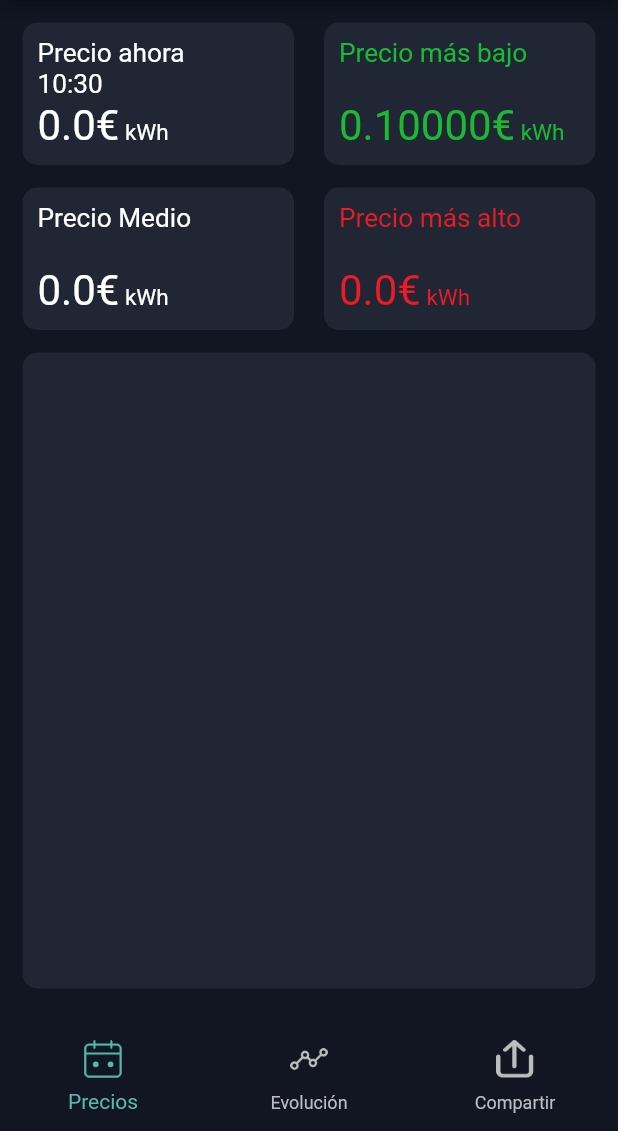
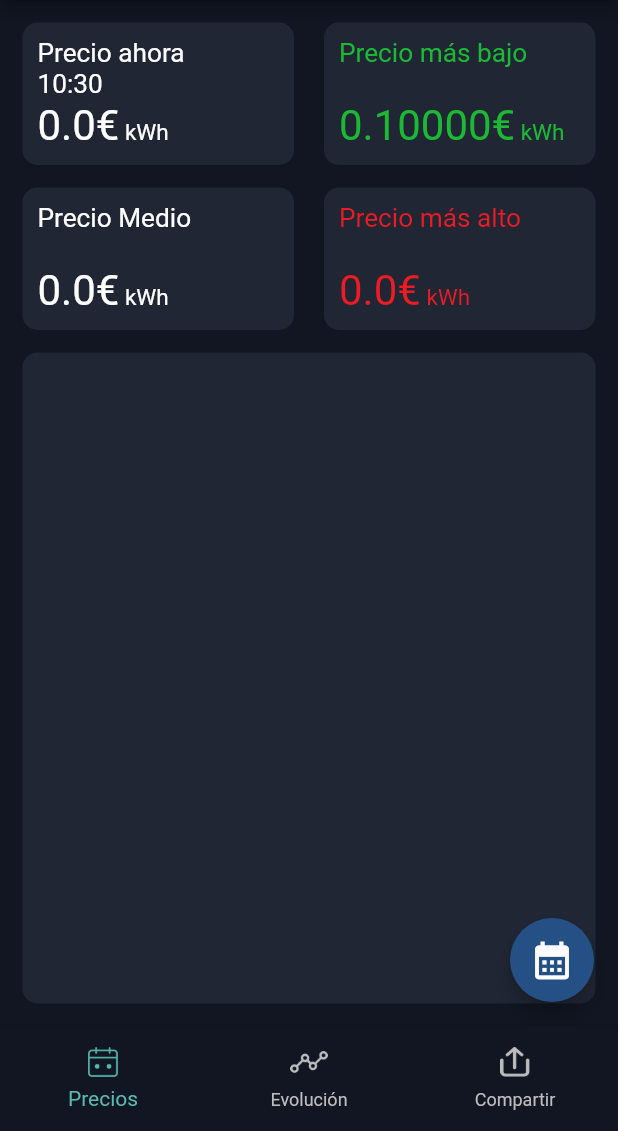
Before and after one commit to RaulBHG/MainAppEnergia, a Flutter app: the screen it shows after launch, on a phone screen of 412 x 824 dp, the part 105-1236 px from its top. Run offline on Flutter 3.47's test engine with Material 2 defaults, Android fonts, the phone set to English and light mode, and no system bars; our stand-ins replace splashscreen, syncfusion_flutter_charts; missing offline and left inert: flutter_share; network calls fail.

```diff
--- a/lib/Switchs/HoursPage.dart
+++ b/lib/Switchs/HoursPage.dart
@@ -25,6 +25,21 @@ class _HoursPageState extends State<HoursPage> {
 
   static int precioMasBajo = PricesState.precioMasBajo;
   static String horaMasBaja = PricesState.horaMasBaja;
+
+  changeDate(BuildContext ctx){
+    return showModalBottomSheet(
+      context: ctx,
+      builder: (ctx) => BottomSheet(
+        onClosing: () {},
+        builder: (ctx) => Container(
+          height: 200,
+          child: Center(
+            child: Text('Hello, there!'),
+          ),
+        ),
+      ),
+    );
+  }
 
   @override
   Widget build(BuildContext context) {
@@ -126,10 +141,23 @@ class _HoursPageState extends State<HoursPage> {
                       );
                   },
                 )
-              ))
+              )),
+
             ],
           ),
-        )
+        ),
+
+        //BOTÓN ELEGIR FECHA
+        //floatingActionButtonLocation: FloatingActionButtonLocation.centerDocked,
+        floatingActionButton: FloatingActionButton(
+          onPressed: () {
+            changeDate(context);
+          },
+          backgroundColor: Global.darkBlue,
+          disabledElevation: 0,
+          tooltip: 'Escoger fecha',
+          child: Icon(Icons.calendar_month, size: 30),
+        ),
     );
   }
 }
--- a/lib/main.dart
+++ b/lib/main.dart
@@ -156,7 +156,6 @@ class MainState extends State<AfterSplash> {
 
   //SHARE FUNCTION
   Future<void> share() async {
-    print("LLEGA");
     await FlutterShare.share(
         title: 'Compartir ejemplo',
         text: 'Texto de info a compartir',
@@ -177,7 +176,7 @@ class MainState extends State<AfterSplash> {
       ),
       body: Center(child: _children.elementAt(_selectedIndex)),
       bottomNavigationBar: SizedBox(
-        height: 80,
+        height: 70,
         child: BottomNavigationBar(
           type: BottomNavigationBarType.fixed,
           currentIndex: _selectedIndex,
@@ -185,14 +184,17 @@ class MainState extends State<AfterSplash> {
           unselectedItemColor: Color.fromARGB(255, 189, 189, 189),
           backgroundColor: Global.mainColor,
           onTap: (value) => ((value != 2) ? (setState(() => _selectedIndex = value)) : share()),
-          iconSize: 50,
           items: [
             for (final option in options)
               BottomNavigationBarItem(
-                icon:
-                    Image.asset(option.icon, scale: .5, height: 40, width: 25),
-                activeIcon: Image.asset(option.activeIcon,
-                    scale: .5, height: 40, width: 25),
+                icon: Container(
+                    padding: EdgeInsets.fromLTRB(0, 0, 0, 6),
+                    child: Image.asset(option.icon, height: 20, width: 25),
+                ),
+                activeIcon: Container(
+                  padding: EdgeInsets.fromLTRB(0, 0, 0, 6),
+                  child: Image.asset(option.activeIcon, height: 20, width: 25),
+                ),
                 label: option.name,
                 backgroundColor: Global.mainColor,
               ),
--- a/lib/utils/colors.dart
+++ b/lib/utils/colors.dart
@@ -26,3 +26,4 @@ const textMain = Colors.white;
 const greenCorrect = Color.fromARGB(255, 27,185,52);
 const redWrong = Color.fromARGB(255, 237,28,36);
 const yellowWarning = Color.fromARGB(255, 199,140,39);
+const darkBlue = Color.fromARGB(255, 36, 80, 133);
```
Also changed, not shown: assets/images/calendar_icon.png (added).
